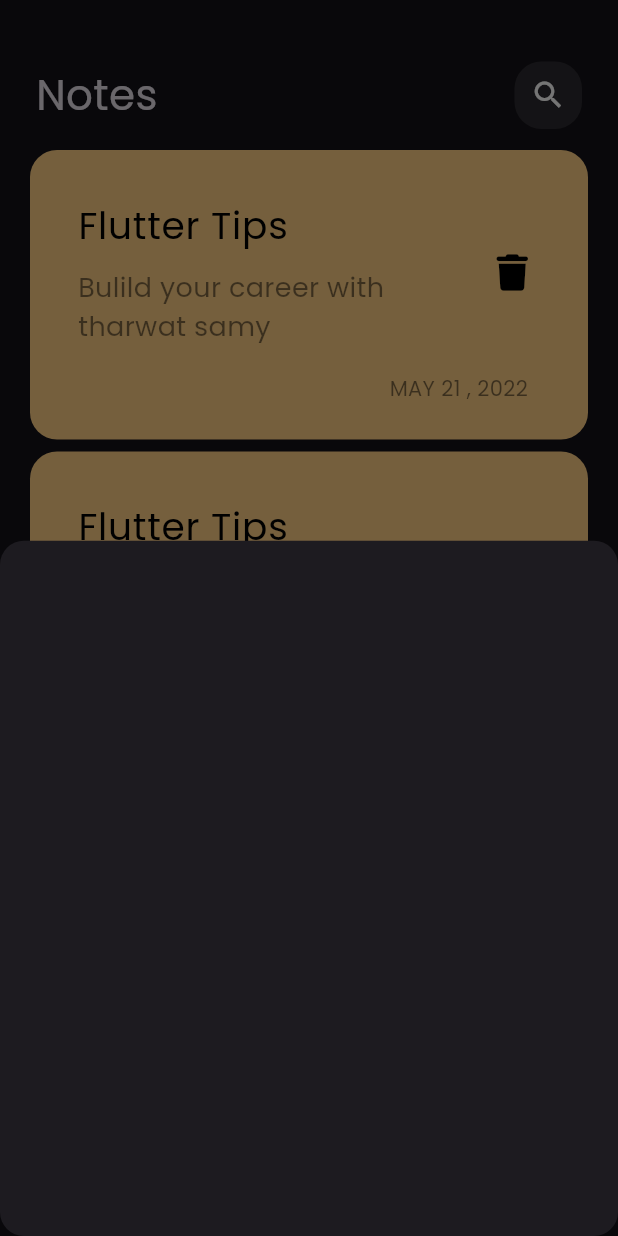
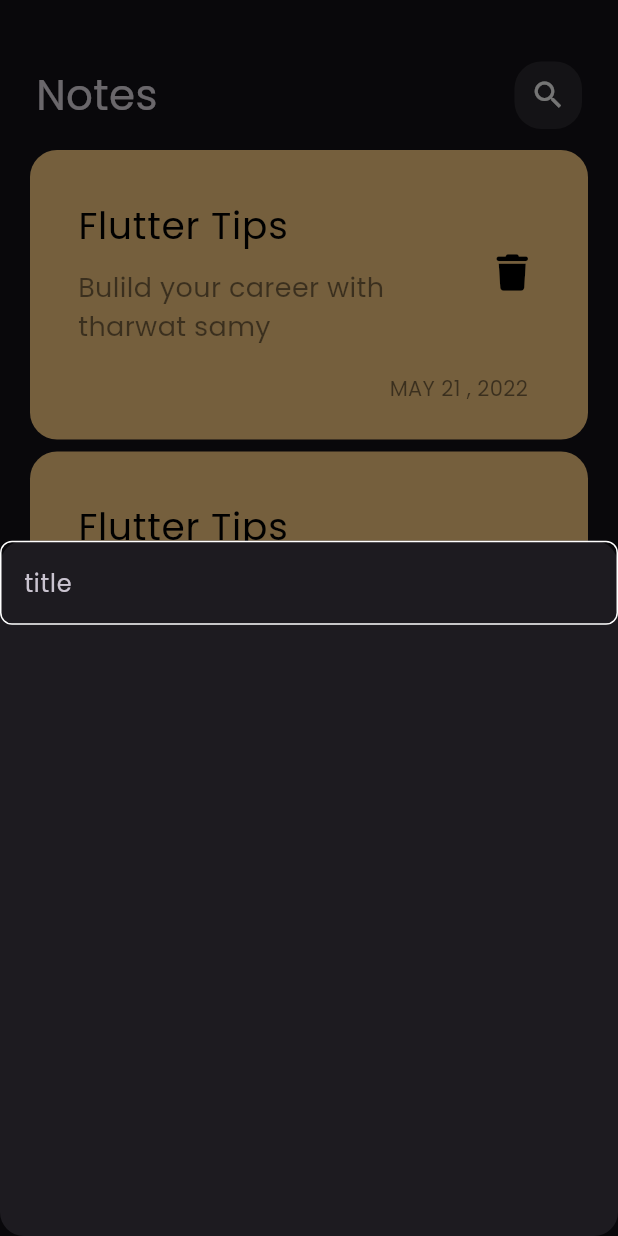
Before and after one commit to Anas-Masri/notes_app, a Flutter app: the screen it shows after launch, after a tap on the "add" icon, on a phone screen of 412 x 824 dp. Run offline on Flutter 3.47's test engine with Material 3 defaults, Android fonts, the phone set to English and light mode, and no system bars; our stand-ins replace font_awesome_flutter.

Commit message:
create custemTextField

```diff
--- /dev/null
+++ b/lib/constant.dart
@@ -0,0 +1,3 @@
+import 'package:flutter/material.dart';
+
+const kPrimaryColor = Color(0xff62fcd7);
--- a/lib/widgets/add_note_bottom_sheet.dart
+++ b/lib/widgets/add_note_bottom_sheet.dart
@@ -1,10 +1,13 @@
 import 'package:flutter/material.dart';
+import 'package:notes_app/widgets/custom_text_field.dart';
 
 class AddNoteBottomSheet extends StatelessWidget {
   const AddNoteBottomSheet({super.key});
 
   @override
   Widget build(BuildContext context) {
-    return Container();
+    return const Column(
+      children: [CustomTextField()],
+    );
   }
 }
--- /dev/null
+++ b/lib/widgets/custom_text_field.dart
@@ -0,0 +1,24 @@
+import 'package:flutter/material.dart';
+import 'package:notes_app/constant.dart';
+
+class CustomTextField extends StatelessWidget {
+  const CustomTextField({super.key});
+
+  @override
+  Widget build(BuildContext context) {
+    return TextField(
+      cursorColor: kPrimaryColor,
+      decoration: InputDecoration(
+          hintText: 'title',
+          border: buildBorder(),
+          enabledBorder: buildBorder(),
+          focusedBorder: buildBorder(kPrimaryColor)),
+    );
+  }
+
+  OutlineInputBorder buildBorder([color]) {
+    return OutlineInputBorder(
+        borderRadius: BorderRadius.circular(8),
+        borderSide: BorderSide(color: color ?? Colors.white));
+  }
+}
```
